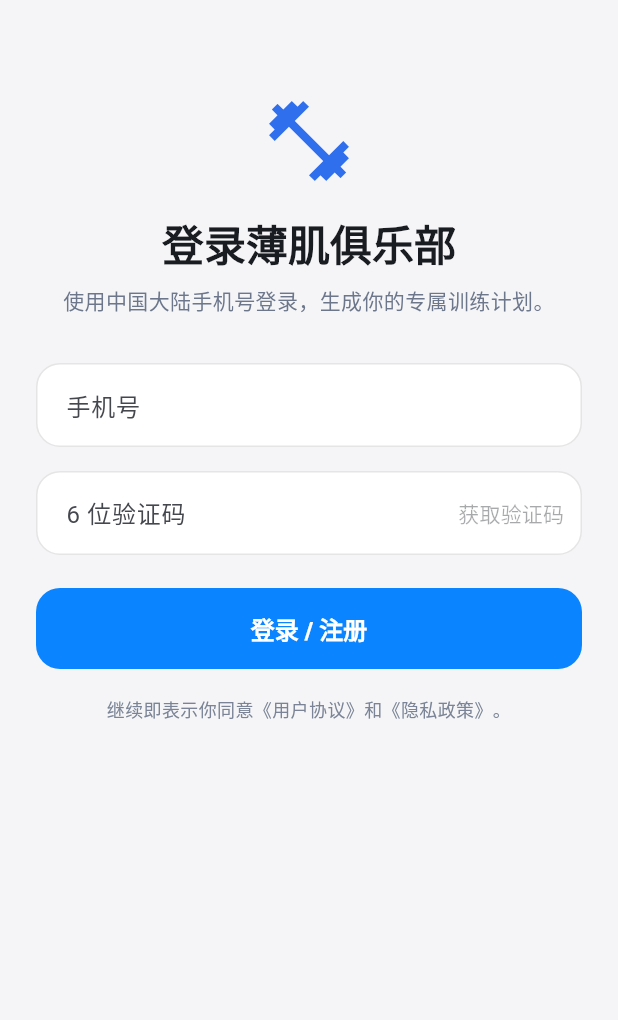
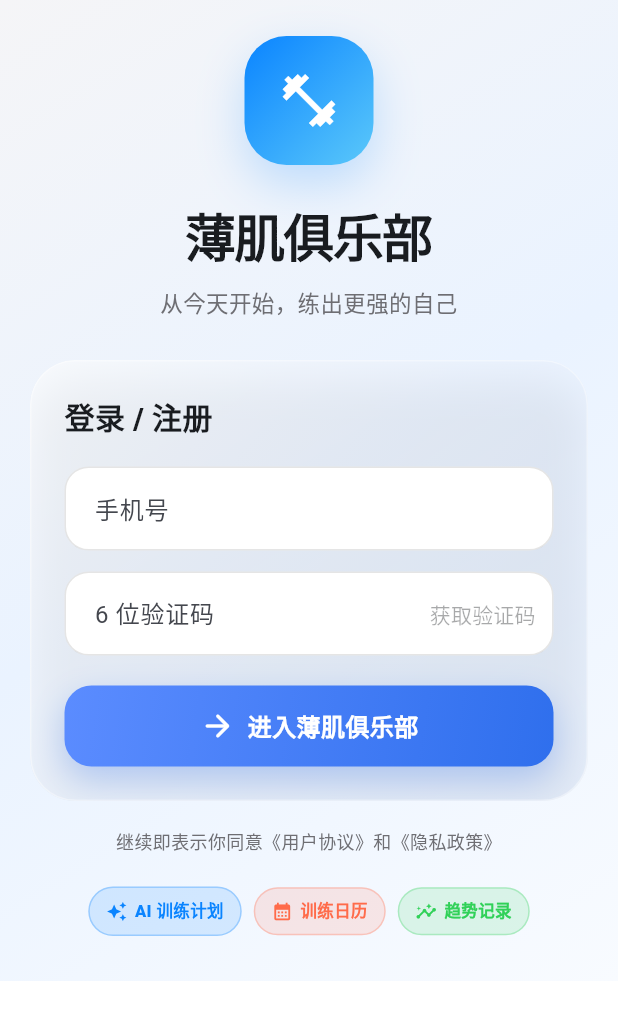
Before and after one commit to qq1376372787coder/boji-ios, a Flutter app: the screen it shows after launch, on a phone screen of 412 x 824 dp. Shown: the top 1020 px of the screen. Run offline on Flutter 3.47's test engine with Material 3 defaults, Android fonts, the phone set to English and light mode, and no system bars; our stand-ins replace audioplayers, flutter_local_notifications, image_picker, in_app_purchase, shared_preferences; accounts and stored records are empty.

Commit message:
feat: redesign login screen with Apple Fitness visual language

```diff
--- a/flutter/lib/features/auth/login_page.dart
+++ b/flutter/lib/features/auth/login_page.dart
@@ -1,9 +1,13 @@
 import 'dart:async';
 
 import 'package:flutter/material.dart';
+import 'package:flutter/services.dart';
 import 'package:provider/provider.dart';
 
 import '../../core/session_store.dart';
+import '../../services/sound_service.dart';
+import '../../theme/app_theme.dart';
+import '../../widgets/glass.dart';
 
 class LoginPage extends StatefulWidget {
   const LoginPage({super.key});
@@ -41,6 +45,8 @@ class _LoginPageState extends State<LoginPage> {
 
   Future<void> _sendCode() async {
     if (!_canSend) return;
+    HapticFeedback.mediumImpact();
+    SoundService.instance.tick();
     setState(() {
       _sending = true;
       _error = null;
@@ -53,9 +59,7 @@ class _LoginPageState extends State<LoginPage> {
         body: {'phone': _normalizedPhone, 'purpose': 'login'},
         authorized: false,
       );
-      setState(() {
-        _countdown = (data['retry_after'] as num?)?.toInt() ?? 60;
-      });
+      setState(() => _countdown = (data['retry_after'] as num?)?.toInt() ?? 60);
       _timer?.cancel();
       _timer = Timer.periodic(const Duration(seconds: 1), (timer) {
         if (_countdown <= 1) {
@@ -68,15 +72,18 @@ class _LoginPageState extends State<LoginPage> {
     } catch (error) {
       setState(() => _error = error.toString());
     } finally {
-      setState(() => _sending = false);
+      if (mounted) setState(() => _sending = false);
     }
   }
 
   Future<void> _verify() async {
+    HapticFeedback.mediumImpact();
+    SoundService.instance.success();
     setState(() {
       _verifying = true;
       _error = null;
     });
+
     try {
       await context.read<SessionStore>().login(
             _normalizedPhone,
@@ -92,42 +99,105 @@ class _LoginPageState extends State<LoginPage> {
   @override
   Widget build(BuildContext context) {
     return Scaffold(
-      body: SafeArea(
+      backgroundColor: Colors.transparent,
+      body: DecoratedBox(
+        decoration: const BoxDecoration(
+          gradient: LinearGradient(
+            colors: [Color(0xFFF5F5F7), Color(0xFFEAF3FF), Color(0xFFF8FBFF)],
+            begin: Alignment.topLeft,
+            end: Alignment.bottomRight,
+          ),
+        ),
+        child: SafeArea(
           child: SingleChildScrollView(
-          padding: const EdgeInsets.all(24),
+            padding: const EdgeInsets.fromLTRB(20, 24, 20, 30),
             child: Column(
               crossAxisAlignment: CrossAxisAlignment.stretch,
               children: [
-              const SizedBox(height: 38),
-              const Icon(
+                TweenAnimationBuilder<double>(
+                  tween: Tween(begin: 0.92, end: 1),
+                  duration: const Duration(milliseconds: 420),
+                  curve: Curves.easeOutCubic,
+                  builder: (context, scale, child) =>
+                      Transform.scale(scale: scale, child: child),
+                  child: Column(
+                    children: [
+                      Container(
+                        width: 86,
+                        height: 86,
+                        alignment: Alignment.center,
+                        decoration: BoxDecoration(
+                          gradient: const LinearGradient(
+                            colors: [AppColors.blue, Color(0xFF5AC8FA)],
+                            begin: Alignment.topLeft,
+                            end: Alignment.bottomRight,
+                          ),
+                          borderRadius: BorderRadius.circular(28),
+                          boxShadow: [
+                            BoxShadow(
+                              color: AppColors.blue.withValues(alpha: 0.22),
+                              blurRadius: 26,
+                              offset: const Offset(0, 12),
+                            ),
+                          ],
+                        ),
+                        child: const Icon(
                           Icons.fitness_center,
-                size: 64,
-                color: Color(0xFF2F6FED),
+                          color: Colors.white,
+                          size: 42,
                         ),
-              const SizedBox(height: 18),
-              Text(
-                '登录薄肌俱乐部',
-                textAlign: TextAlign.center,
-                style: Theme.of(context).textTheme.headlineMedium?.copyWith(
-                      fontWeight: FontWeight.w800,
+                      ),
+                      const SizedBox(height: 22),
+                      const Text(
+                        '薄肌俱乐部',
+                        style: TextStyle(
+                          fontSize: 34,
+                          fontWeight: FontWeight.w900,
+                          letterSpacing: -1.2,
                         ),
                       ),
                       const SizedBox(height: 10),
                       const Text(
-                '使用中国大陆手机号登录，生成你的专属训练计划。',
+                        '从今天开始，练出更强的自己',
                         textAlign: TextAlign.center,
-                style: TextStyle(color: Color(0xFF6C778C)),
+                        style: TextStyle(
+                          color: AppColors.textSecondary,
+                          fontSize: 15,
                         ),
-              const SizedBox(height: 32),
+                      ),
+                    ],
+                  ),
+                ),
+                const SizedBox(height: 28),
+                GlassPanel(
+                  padding: const EdgeInsets.all(22),
+                  decoration: BoxDecoration(
+                    gradient: const LinearGradient(
+                      colors: [Color(0x99FFFFFF), Color(0x66DDEAFF)],
+                      begin: Alignment.topLeft,
+                      end: Alignment.bottomRight,
+                    ),
+                    borderRadius: BorderRadius.circular(30),
+                    border: Border.all(color: const Color(0x66FFFFFF)),
+                  ),
+                  child: Column(
+                    crossAxisAlignment: CrossAxisAlignment.stretch,
+                    children: [
+                      const Text(
+                        '登录 / 注册',
+                        style: TextStyle(fontSize: 20, fontWeight: FontWeight.w800),
+                      ),
+                      const SizedBox(height: 18),
                       TextField(
                         controller: _phoneController,
                         keyboardType: TextInputType.phone,
+                        onChanged: (_) => setState(() {}),
                         decoration: const InputDecoration(
                           labelText: '手机号',
                           prefixText: '+86  ',
                         ),
                       ),
-              const SizedBox(height: 16),
+                      const SizedBox(height: 14),
                       TextField(
                         controller: _codeController,
                         keyboardType: TextInputType.number,
@@ -143,30 +213,37 @@ class _LoginPageState extends State<LoginPage> {
                         const SizedBox(height: 12),
                         Text(
                           _error!,
-                  style: const TextStyle(color: Colors.red),
+                          style: const TextStyle(color: AppColors.red),
                         ),
                       ],
-              const SizedBox(height: 22),
-              FilledButton(
+                      const SizedBox(height: 20),
+                      LiquidButton(
+                        label: _verifying ? '正在登录…' : '进入薄肌俱乐部',
+                        icon: Icons.arrow_forward_rounded,
                         onPressed: _verifying ? null : _verify,
-                style: FilledButton.styleFrom(
-                  minimumSize: const Size.fromHeight(54),
                       ),
-                child: _verifying
-                    ? const SizedBox(
-                        width: 22,
-                        height: 22,
-                        child: CircularProgressIndicator(strokeWidth: 2),
-                      )
-                    : const Text('登录 / 注册'),
+                    ],
+                  ),
                 ),
                 const SizedBox(height: 18),
                 const Text(
-                '继续即表示你同意《用户协议》和《隐私政策》。',
+                  '继续即表示你同意《用户协议》和《隐私政策》',
                   textAlign: TextAlign.center,
-                style: TextStyle(fontSize: 12, color: Color(0xFF7A8496)),
+                  style: TextStyle(color: AppColors.textSecondary, fontSize: 12),
+                ),
+                const SizedBox(height: 22),
+                const Row(
+                  mainAxisAlignment: MainAxisAlignment.center,
+                  children: [
+                    GlassBadge(label: 'AI 训练计划', icon: Icons.auto_awesome, color: AppColors.blue),
+                    SizedBox(width: 8),
+                    GlassBadge(label: '训练日历', icon: Icons.calendar_month, color: AppColors.orange),
+                    SizedBox(width: 8),
+                    GlassBadge(label: '趋势记录', icon: Icons.insights, color: AppColors.green),
+                  ],
                 ),
               ],
+            ),
           ),
         ),
       ),
```
Lines whose indentation alone changed are shown as unchanged.
